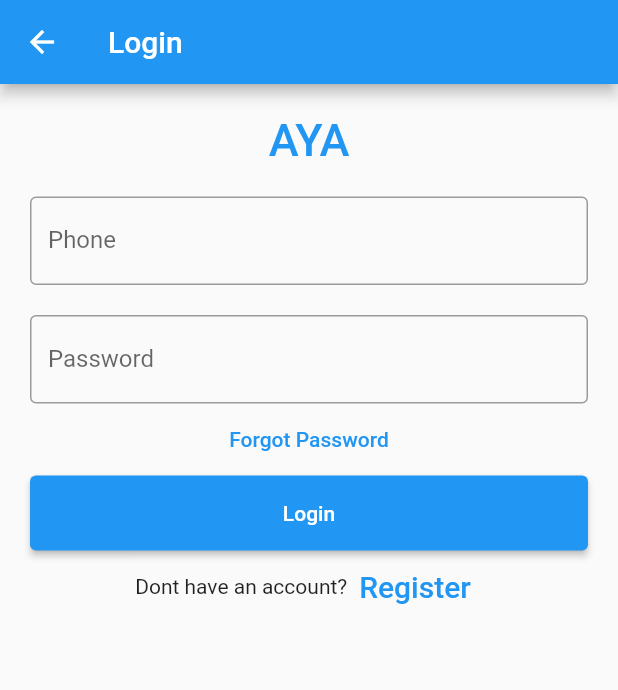
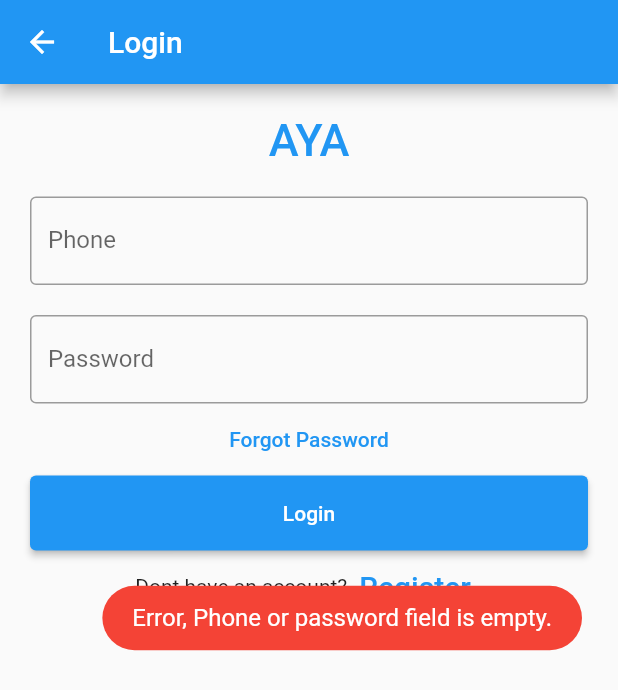
Before and after one commit to mHealthKenya/aya-app, a Flutter app: the LoginPage screen opened directly, after a tap on "Login", on a phone screen of 412 x 824 dp. Shown: the top 690 px of the screen. Run offline on Flutter 3.47's test engine with Material 2 defaults, Android fonts, the phone set to English and light mode, and no system bars; our stand-ins replace fluttertoast, font_awesome_flutter, geolocator, introduction_screen, shared_preferences; missing offline and left inert: sweet_alert_dialogs; accounts and stored records are empty.

Commit message:
added toast messages for loggin and student checkin

```diff
--- a/lib/authentication/login.dart
+++ b/lib/authentication/login.dart
@@ -3,6 +3,7 @@ import 'dart:io';
 
 import 'package:aya_mobile/screens/home_screen.dart';
 import 'package:flutter/material.dart';
+import 'package:fluttertoast/fluttertoast.dart';
 import 'package:http/http.dart';
 import 'package:aya_mobile/globals.dart';
 
@@ -75,8 +76,6 @@ class _State extends State<LoginPage> {
                       style: ElevatedButton.styleFrom(primary: Colors.blue),
                       child: Text('Login'),
                       onPressed: () {
-                        print(msisdnController.text);
-                        print(passwordController.text);
                         var msisdn = msisdnController.text;
                         var password = passwordController.text;
                         _authenticateCredentials(msisdn, password);
@@ -103,14 +102,29 @@ class _State extends State<LoginPage> {
             ))
             );
   }
-  void _authenticateCredentials(String msisdn, String password) async{
+
+   _authenticateCredentials(String msisdn, String password) async{
 try {
+  if(msisdn.isEmpty  || password.isEmpty){
+    print('empty');
+    return Fluttertoast.showToast(
+              msg: "Error, Phone or password field is empty.",
+              toastLength: Toast.LENGTH_SHORT,
+              gravity: ToastGravity.CENTER_RIGHT,
+              timeInSecForIosWeb: 1,
+              backgroundColor: Colors.red,
+              textColor: Colors.white,
+              fontSize: 16.0);
+  } else{
+
+
   var url = Uri.parse('https://aya-api.mhealthkenya.co.ke/api/auth/login');
    Response response = await post(url,
       body: {"msisdn": '$msisdn',
       "password": '$password'});
       Map data = jsonDecode(response.body);
-      var token = data['token'];
+       if(data['token'] !=null){
+        var token = data['token'];
       print(token);
       setState(() {
               Globals.token = token;
@@ -119,6 +133,16 @@ try {
                           MaterialPageRoute(builder: (_) => HomeScreen()
                           ),
     );
+      }else
+        return Fluttertoast.showToast(
+              msg: "Error, $data['message']",
+              toastLength: Toast.LENGTH_SHORT,
+              gravity: ToastGravity.CENTER_RIGHT,
+              timeInSecForIosWeb: 1,
+              backgroundColor: Colors.red,
+              textColor: Colors.white,
+              fontSize: 16.0);
+              }
 }catch (e) {
     print(e);
   }
--- a/lib/screens/home_screen.dart
+++ b/lib/screens/home_screen.dart
@@ -57,7 +57,7 @@ class _HomeScreenState extends State<HomeScreen> {
             },
             child: ListView(
               children: <Widget>[
-                Text(Globals.token),
+
                 SizedBox(
                   height: screenHeight * 0.01,
                 ),
```
